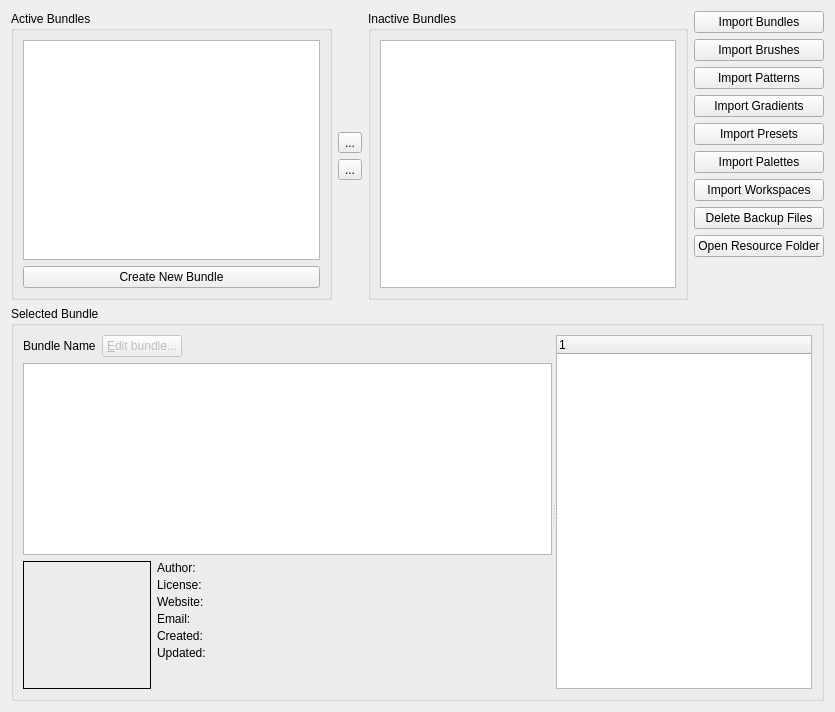
KDE/krita, file plugins/extensions/resourcemanager/wdgdlgbundlemanager.ui: the form before one commit.
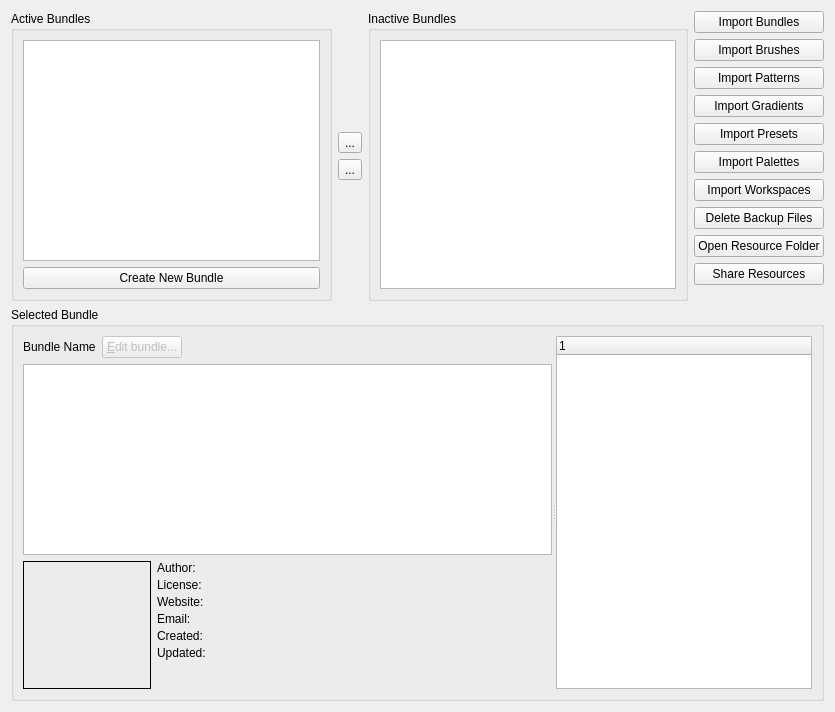
The form after the commit.

Commit message:
Created the button to access content downloader in the resource bundle manager.
The contentdownloader is called but still, the items are not loaded up or pulled from the site. have to fix that

```diff
--- a/plugins/extensions/resourcemanager/wdgdlgbundlemanager.ui
+++ b/plugins/extensions/resourcemanager/wdgdlgbundlemanager.ui
@@ -224,6 +224,13 @@
        </property>
       </widget>
      </item>
+     <item>
+      <widget class="QPushButton" name="bnShareResources">
+       <property name="text">
+        <string>Share Resources</string>
+       </property>
+      </widget>
+     </item>
      <item>
       <spacer name="verticalSpacer">
        <property name="orientation">
```
The commit also changes 2 other files.
